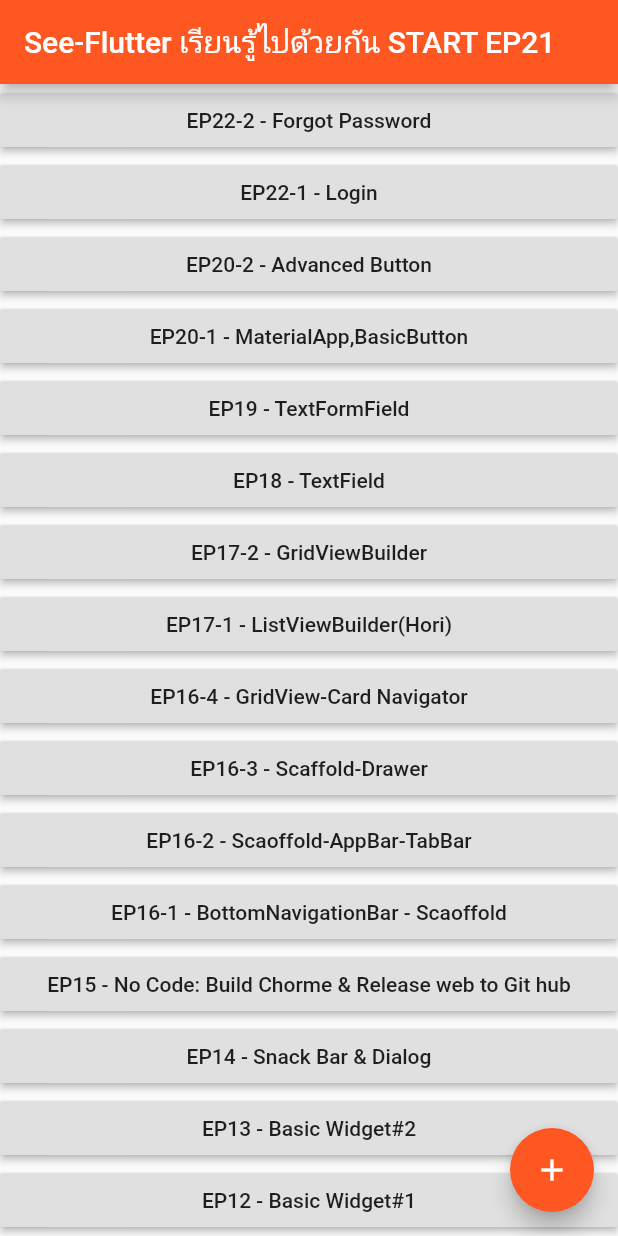
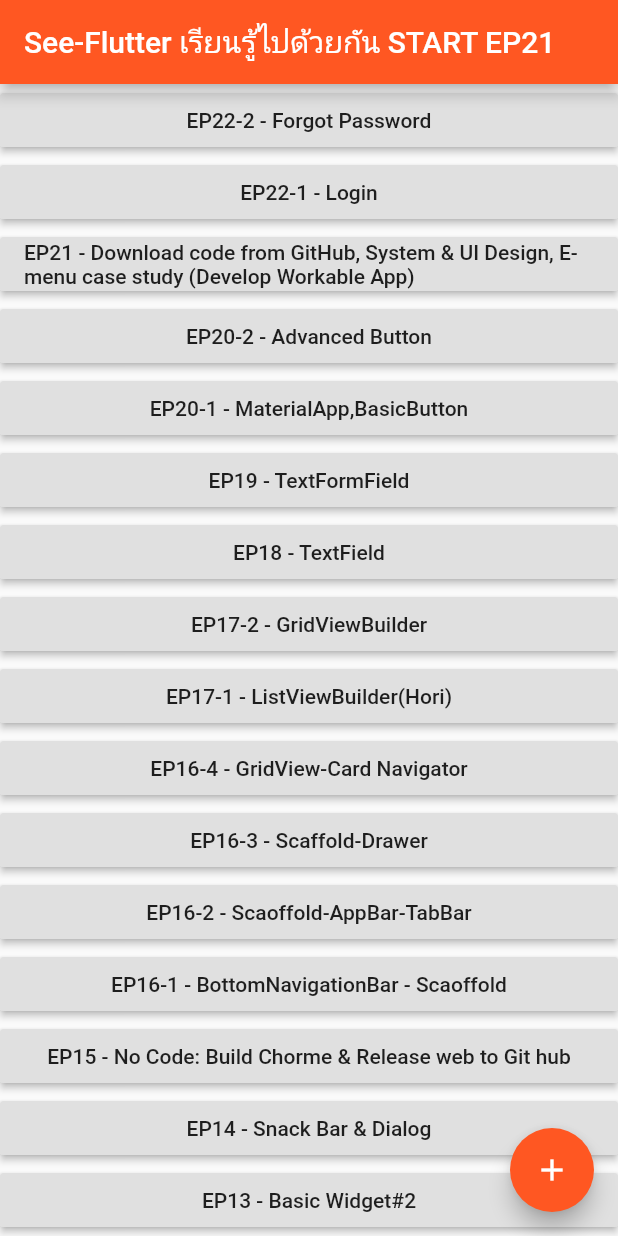
Before and after one commit to traitet/flutterep31, a Flutter app: the screen it shows after launch, on a phone screen of 412 x 824 dp. Run offline on Flutter 3.47's test engine with Material 2 defaults, Android fonts, the phone set to English and light mode, and no system bars.

Commit message:
minor modify main

```diff
--- a/lib/main.dart
+++ b/lib/main.dart
@@ -123,6 +123,7 @@ class _MyHomePageState extends State<MyHomePage> {
 //============================================================
            RaisedButton(onPressed: () {Navigator.push(context,MaterialPageRoute(builder: (context) => Ep222Page()),);},child: Text('EP22-2 - Forgot Password'),),
            RaisedButton(onPressed: () {Navigator.push(context,MaterialPageRoute(builder: (context) => Ep221Page()),);},child: Text('EP22-1 - Login'),),
+           RaisedButton(onPressed: () {},child: Text('EP21 - Download code from GitHub, System & UI Design, E-menu case study (Develop Workable App)'),),
            RaisedButton(onPressed: () {Navigator.push(context,MaterialPageRoute(builder: (context) => Ep202Page()),);},child: Text('EP20-2 - Advanced Button'),),
            RaisedButton(onPressed: () {Navigator.push(context,MaterialPageRoute(builder: (context) => Ep201Page()),);},child: Text('EP20-1 - MaterialApp,BasicButton'),),
            RaisedButton(onPressed: () {Navigator.push(context,MaterialPageRoute(builder: (context) => Ep19Page()),);},child: Text('EP19 - TextFormField'),),
```
